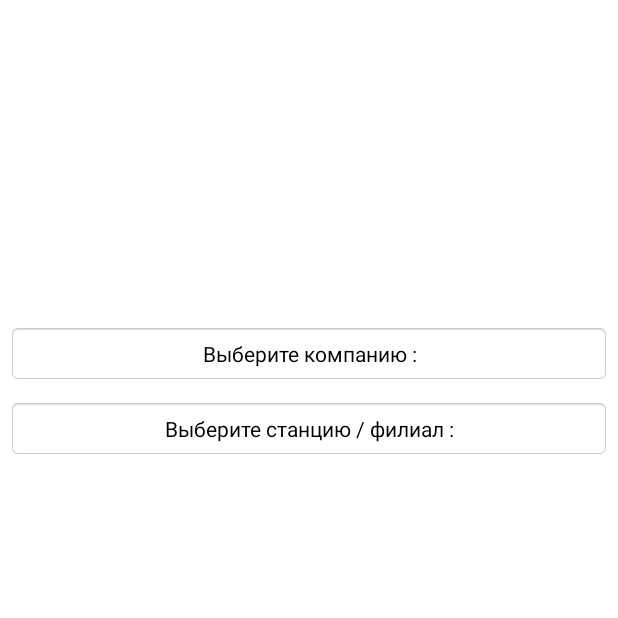
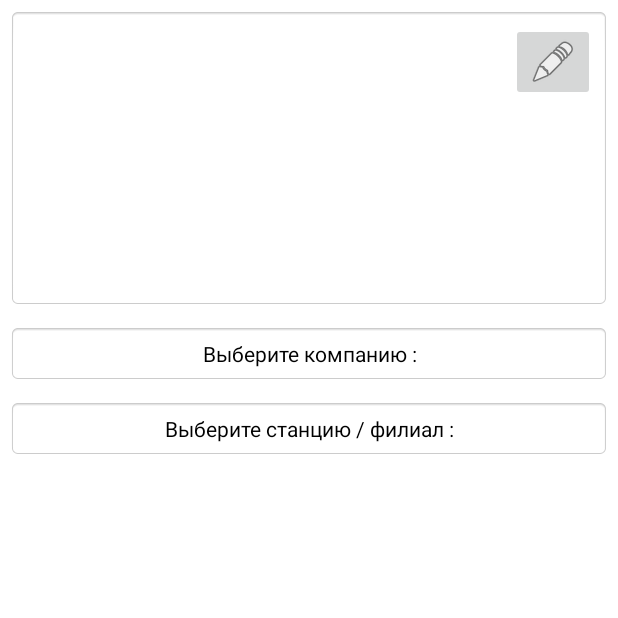
Before and after one commit to KirillEnerGo/EnerGo, an Android app: the EditAdsAct screen opened directly, with no data from a screen before it, on a phone screen of 412 x 824 dp, the top half of it. Run offline under Robolectric (Android 15) with nearby library versions, the phone set to English and light mode, and no system bars.

Commit message:
add imageButton

```diff
--- a/app/src/main/AndroidManifest.xml
+++ b/app/src/main/AndroidManifest.xml
@@ -4,6 +4,7 @@
 	package="com.mosenergo.energo">
 
 	<application
+		tools:replace="android:theme"
 		android:allowBackup="true"
 		android:dataExtractionRules="@xml/data_extraction_rules"
 		android:fullBackupContent="@xml/backup_rules"
@@ -12,7 +13,8 @@
 		android:roundIcon="@mipmap/ic_launcher_round"
 		android:supportsRtl="true"
 		android:theme="@style/AppTheme"
-		tools:targetApi="31">
+		tools:targetApi="32"
+		>
 		<activity
 			android:name=".MainActivity"
 			android:exported="true">
--- a/app/src/main/java/com/mosenergo/energo/act/EditAdsAct.kt
+++ b/app/src/main/java/com/mosenergo/energo/act/EditAdsAct.kt
@@ -1,17 +1,23 @@
 package com.mosenergo.energo.act
 
+import android.content.pm.PackageManager
 import android.os.Bundle
 import android.view.View
 import android.widget.Toast
 import androidx.appcompat.app.AppCompatActivity
+import com.fxn.pix.Pix
+import com.fxn.utility.PermUtil
 import com.mosenergo.energo.R
 import com.mosenergo.energo.databinding.ActivityEditAdsBinding
 import com.mosenergo.energo.dialogs.DialogSpinnerHelper
+import com.mosenergo.energo.utils.ImagePicker
 import com.mosenergo.energo.utils.TecHelper
+
 
 class EditAdsAct: AppCompatActivity() {
 	lateinit var rootElement: ActivityEditAdsBinding
 	private var dialog = DialogSpinnerHelper()
+	private var isImagesPermissionGranted = false
 
 	override fun onCreate(savedInstanceState: Bundle?) {
 		super.onCreate(savedInstanceState)
@@ -20,6 +26,31 @@ class EditAdsAct: AppCompatActivity() {
 		setContentView(rootElement.root)
 		init()
 	}
+
+	override fun onRequestPermissionsResult(
+		requestCode: Int,
+		permissions: Array<out String>,
+		grantResults: IntArray
+	) {
+		when (requestCode) {
+			PermUtil.REQUEST_CODE_ASK_MULTIPLE_PERMISSIONS -> {
+
+				// If request is cancelled, the result arrays are empty.
+				if (grantResults.isNotEmpty() && grantResults[0] == PackageManager.PERMISSION_GRANTED) {
+					isImagesPermissionGranted = true
+				} else {
+					isImagesPermissionGranted = false
+					Toast.makeText(
+						this,
+						"Approve permissions to open Pix ImagePicker",
+						Toast.LENGTH_LONG
+					).show()
+				}
+				return
+			}
+		}
+	}
+
 
 	fun init(){
 
@@ -33,6 +64,10 @@ class EditAdsAct: AppCompatActivity() {
 			{
 				rootElement.tvTEC.text = getString(R.string.select_tec)
 			}
+	}
+
+	fun onClickGetImages(view: View){
+		ImagePicker.getImages(this)
 	}
 
 	fun onClickSelectTEC(view: View){
--- a/app/src/main/res/layout/activity_edit_ads.xml
+++ b/app/src/main/res/layout/activity_edit_ads.xml
@@ -18,13 +18,36 @@
 			android:layout_height="wrap_content"
 			android:orientation="vertical" >
 
-			<androidx.viewpager2.widget.ViewPager2
-				android:id="@+id/vpimages"
+			<androidx.constraintlayout.widget.ConstraintLayout
 				android:layout_width="match_parent"
-				android:layout_height="200dp"
-				android:layout_margin="5dp"
-				android:layout_marginStart="5dp"
-				android:layout_marginEnd="5dp" />
+				android:layout_height="match_parent"
+				android:layout_margin="5dp">
+
+				<androidx.viewpager2.widget.ViewPager2
+					android:id="@+id/vpimages"
+					android:layout_width="match_parent"
+					android:layout_height="200dp"
+					android:background="@android:drawable/editbox_background"
+					android:padding="10dp"
+					app:layout_constraintBottom_toBottomOf="parent"
+					app:layout_constraintEnd_toEndOf="parent"
+					app:layout_constraintStart_toStartOf="parent"
+					app:layout_constraintTop_toTopOf="parent">
+
+				</androidx.viewpager2.widget.ViewPager2>
+
+				<ImageButton
+					android:id="@+id/imageButton"
+					android:layout_width="wrap_content"
+					android:layout_height="wrap_content"
+					android:layout_marginTop="10dp"
+					android:layout_marginEnd="10dp"
+					android:onClick="onClickGetImages"
+					app:layout_constraintEnd_toEndOf="@+id/vpimages"
+					app:layout_constraintTop_toTopOf="@+id/vpimages"
+					app:srcCompat="@android:drawable/ic_menu_edit" />
+
+			</androidx.constraintlayout.widget.ConstraintLayout>
 
 			<TextView
 				android:id="@+id/tvCompany"
```
Also changed, not shown: app/build.gradle (+4 -4 lines), app/src/main/java/com/mosenergo/energo/MainActivity.kt (+53 -0 lines), gradle.properties (line endings or trailing spaces).
